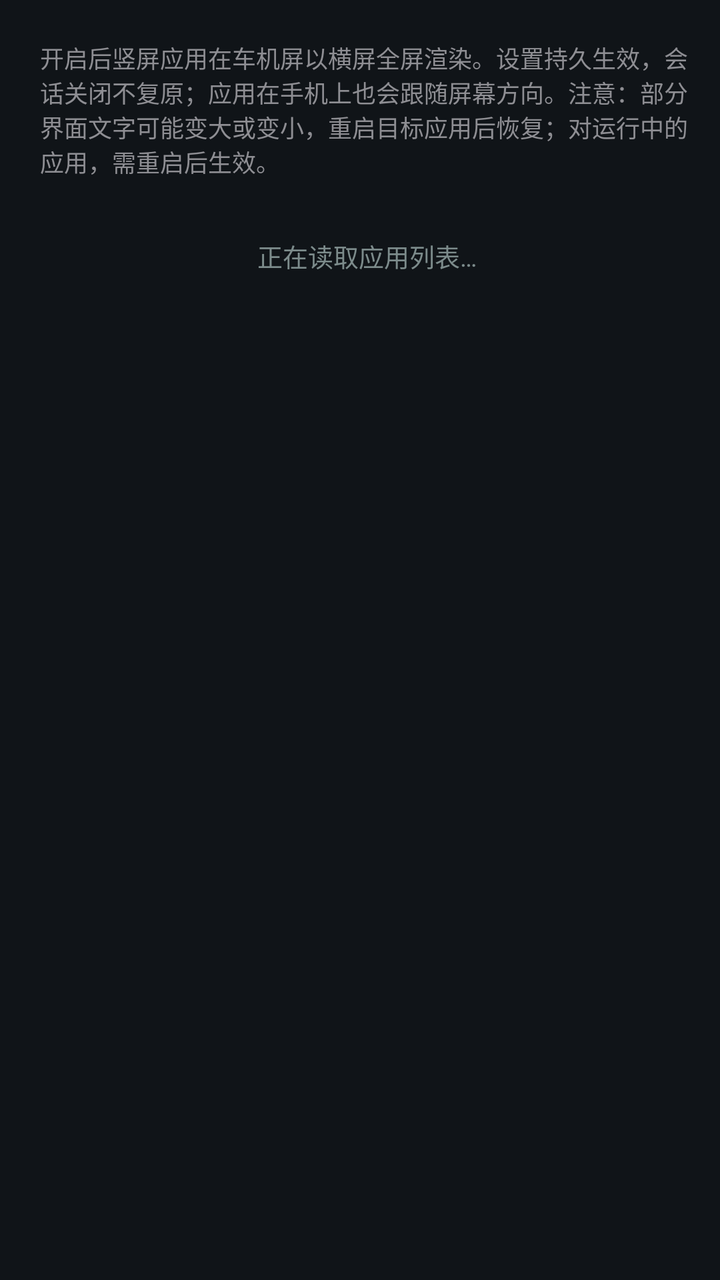
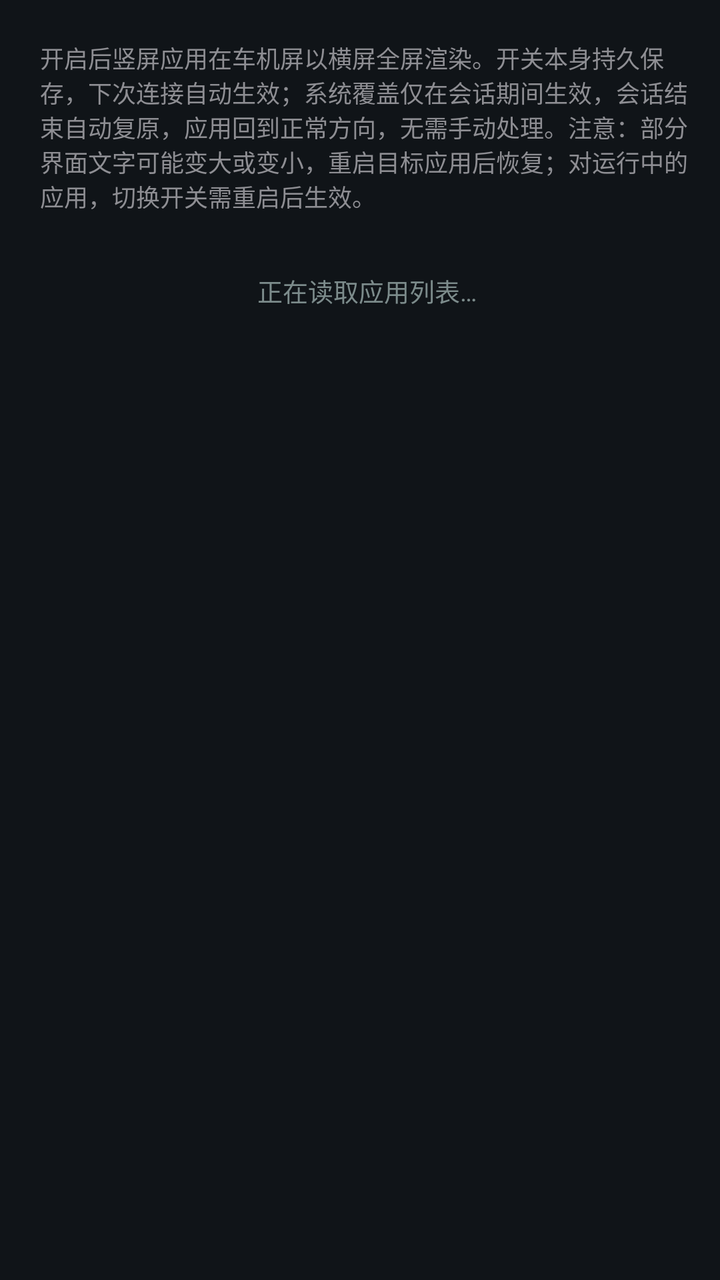

Two renders of the same Android screen: before a commit and after it. Below are the layout's source before the change and the commit's diff.
<!-- AndroidManifest.xml: application theme Theme.CarPlaySender -->
<!-- res/layout/fragment_panel_orientation.xml -->
<?xml version="1.0" encoding="utf-8"?>
<LinearLayout xmlns:android="http://schemas.android.com/apk/res/android"
    android:layout_width="match_parent"
    android:layout_height="match_parent"
    android:orientation="vertical"
    android:paddingLeft="20dp"
    android:paddingRight="13dp"
    android:paddingTop="14dp"
    android:paddingBottom="10dp">

    <TextView
        android:layout_width="match_parent"
        android:layout_height="wrap_content"
        android:layout_marginTop="6dp"
        android:layout_marginBottom="11dp"
        android:text="开启后竖屏应用在车机屏以横屏全屏渲染。设置持久生效，会话关闭不复原；应用在手机上也会跟随屏幕方向。注意：部分界面文字可能变大或变小，重启目标应用后恢复；对运行中的应用，需重启后生效。"
        android:textColor="#FF8E8E93"
        android:textSize="12sp" />

    <FrameLayout
        android:layout_width="match_parent"
        android:layout_height="0dp"
        android:layout_weight="1">

        <TextView
            android:id="@+id/listLoading"
            android:layout_width="match_parent"
            android:layout_height="wrap_content"
            android:layout_marginTop="18dp"
            android:gravity="center"
            android:text="正在读取应用列表…"
            android:textColor="#7C8B8B"
            android:textSize="12.5sp" />

        <androidx.recyclerview.widget.RecyclerView
            android:id="@+id/oriList"
            android:layout_width="match_parent"
            android:layout_height="match_parent"
            android:clipToPadding="false"
            android:paddingRight="26dp"
            android:scrollbars="vertical" />

        <LinearLayout
            android:id="@+id/oriListIndex"
            android:layout_width="wrap_content"
            android:layout_height="wrap_content"
            android:layout_gravity="right|center_vertical"
            android:orientation="vertical"
            android:paddingLeft="6dp" />
    </FrameLayout>
</LinearLayout>
<!-- resources referenced by this layout -->
<resources>
  <style name="Theme.CarPlaySender" parent="Theme.AppCompat.DayNight.NoActionBar">
          <item name="android:statusBarColor">#101418</item>
          <item name="android:colorBackground">#101418</item>
          <item name="android:windowLightStatusBar">false</item>
      </style>
</resources>

<!-- the commit's change to res/layout/fragment_panel_orientation.xml (unified diff, before → after) -->
@@ -13,7 +13,7 @@
         android:layout_height="wrap_content"
         android:layout_marginTop="6dp"
         android:layout_marginBottom="11dp"
-        android:text="开启后竖屏应用在车机屏以横屏全屏渲染。设置持久生效，会话关闭不复原；应用在手机上也会跟随屏幕方向。注意：部分界面文字可能变大或变小，重启目标应用后恢复；对运行中的应用，需重启后生效。"
+        android:text="开启后竖屏应用在车机屏以横屏全屏渲染。开关本身持久保存，下次连接自动生效；系统覆盖仅在会话期间生效，会话结束自动复原，应用回到正常方向，无需手动处理。注意：部分界面文字可能变大或变小，重启目标应用后恢复；对运行中的应用，切换开关需重启后生效。"
         android:textColor="#FF8E8E93"
         android:textSize="12sp" />
 
